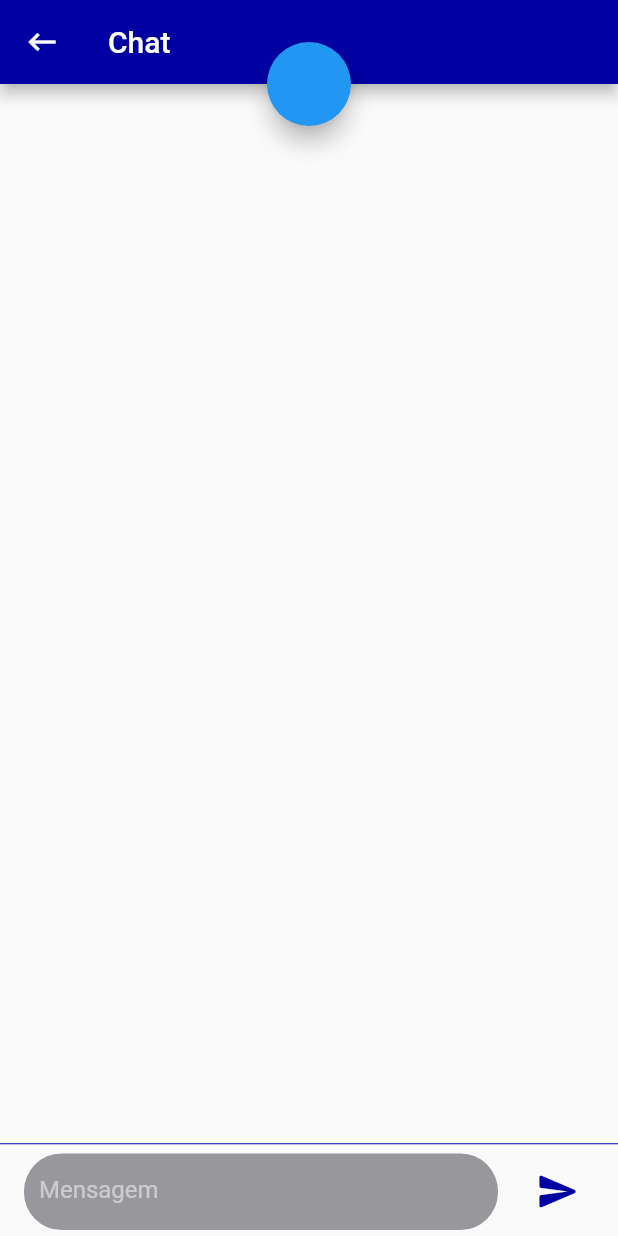
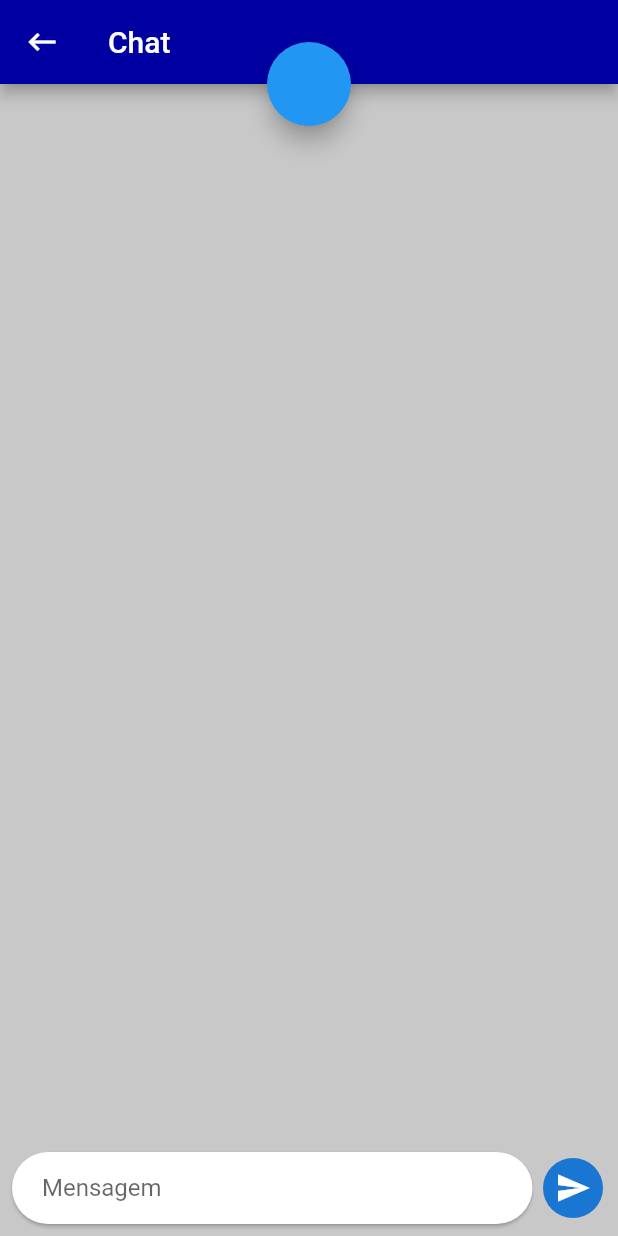
Before and after one commit to Rayago/org-eventos-app, a Flutter app: the ChatPage screen opened by its route, on a phone screen of 412 x 824 dp. Run offline on Flutter 3.47's test engine with Material 2 defaults, Android fonts, the phone set to English and light mode, and no system bars; our stand-ins replace flutter_modular, google_maps_flutter, localization, mobx; missing offline and left inert: flutter_onboard.

Commit message:
pagina chat

```diff
--- a/lib/src/features/home/presentation/view/chat_page.dart
+++ b/lib/src/features/home/presentation/view/chat_page.dart
@@ -11,6 +11,7 @@ class ChatPage extends StatefulWidget {
 
 class _ChatPageState extends State<ChatPage> {
   final messageController = TextEditingController();
+  ScrollController scrollController = ScrollController();
 
   List<Map> messages = [];
 
@@ -44,75 +45,63 @@ class _ChatPageState extends State<ChatPage> {
           },
         ),
       ),
-      body: Container(
-        child: Column(
+      backgroundColor: Color.fromRGBO(200, 200, 200, 1),
+      body: Stack(
         children: [
-            SizedBox(height: 20),
-            Flexible(
-              child: ListView.builder(
+          ListView.builder(
+            padding: EdgeInsets.only(bottom: 60),
             reverse: false,
             itemCount: messages.length,
             itemBuilder: (context, index) => chat(
-                    messages[index]["message"].toString(),
-                    messages[index]["id"]),
+                messages[index]["message"].toString(), messages[index]["id"]),
           ),
+          Align(
+            alignment: Alignment.bottomCenter,
+            child: Row(
+              children: [
+                Container(
+                  width: MediaQuery.of(context).size.width - 55,
+                  child: Card(
+                    margin: EdgeInsets.only(
+                      left: 8,
+                      right: 2,
+                      bottom: 8,
                     ),
-            const Divider(
-              height: 5,
-              color: Color.fromRGBO(0, 0, 162, 1),
-            ),
-            Container(
-              child: ListTile(
-                title: Container(
-                  padding: EdgeInsets.only(left: 10, bottom: 3),
-                  decoration: const BoxDecoration(
-                    borderRadius: BorderRadius.all(
-                      Radius.circular(25),
-                    ),
-                    color: Color.fromRGBO(54, 54, 62, 0.5),
+                    shape: RoundedRectangleBorder(
+                      borderRadius: BorderRadius.circular(25),
                     ),
                     child: TextFormField(
                       controller: messageController,
-                    decoration: const InputDecoration(
+                      textAlignVertical: TextAlignVertical.center,
+                      keyboardType: TextInputType.multiline,
+                      maxLines: 4,
+                      minLines: 1,
+                      decoration: InputDecoration(
+                        border: InputBorder.none,
                         hintText: 'Mensagem',
-                      hintStyle: TextStyle(
-                        color: Color.fromRGBO(255, 255, 255, 0.5),
-                      ),
-                      border: InputBorder.none,
-                      focusedBorder: InputBorder.none,
-                      enabledBorder: InputBorder.none,
-                      errorBorder: InputBorder.none,
-                      disabledBorder: InputBorder.none,
-                    ),
-                    style: TextStyle(
-                      fontSize: 16,
-                      color: Colors.white,
-                      fontWeight: FontWeight.w400,
+                        contentPadding: EdgeInsets.fromLTRB(20, 10, 10, 15),
                       ),
                     ),
                   ),
-                trailing: IconButton(
-                  icon: Icon(
-                    Icons.send_rounded,
-                    size: 30,
-                    color: Color.fromRGBO(0, 0, 162, 1),
                 ),
+                Padding(
+                  padding: EdgeInsets.fromLTRB(5, 0, 0, 8),
+                  child: CircleAvatar(
+                    radius: 20,
+                    child: IconButton(
+                      icon: Icon(Icons.send),
                       onPressed: () {
                         if (messageController.text.isEmpty) {
                           print('vazia');
                         } else {
                           setState(() {
                             //messages.insert(0, {"id": 1, "message": messageController.text});
-                        messages
-                            .add({"message": messageController.text, "id": 0});
+                            messages.add(
+                                {"message": messageController.text, "id": 0});
                           });
                           //response(messageController.text);
                           messageController.clear();
                         }
-                    /* FocusScopeNode currentFocus = FocusScope.of(context);
-                    if (!currentFocus.hasPrimaryFocus) {
-                      currentFocus.unfocus();
-                    } */
                       },
                     ),
                   ),
@@ -120,17 +109,19 @@ class _ChatPageState extends State<ChatPage> {
               ],
             ),
           ),
+        ],
+      ),
     );
   }
 
-  BorderRadius borderLeft = BorderRadius.only(
+  BorderRadius borderLeft = const BorderRadius.only(
       topLeft: Radius.circular(15),
       topRight: Radius.circular(15),
       bottomRight: Radius.circular(15));
 
-  BorderRadius borderRight = BorderRadius.only(
+  BorderRadius borderRight = const BorderRadius.only(
       topLeft: Radius.circular(15),
-      topRight: Radius.circular(15),
+      bottomRight: Radius.circular(15),
       bottomLeft: Radius.circular(15));
 
   TextStyle styleText =
@@ -154,7 +145,7 @@ class _ChatPageState extends State<ChatPage> {
                   ),
                   child: Text(message, style: styleText),
                   decoration: BoxDecoration(
-                    color: Color.fromRGBO(76, 0, 213, 0.5),
+                    color: Color.fromRGBO(38, 38, 38, 0.7),
                     borderRadius: borderLeft,
                   ),
                 )
@@ -175,7 +166,18 @@ class _ChatPageState extends State<ChatPage> {
                     style: styleText,
                   ),
                   decoration: BoxDecoration(
-                    color: Color.fromRGBO(76, 0, 213, 1),
+                    gradient: const LinearGradient(
+                      begin: Alignment.bottomLeft,
+                      end: Alignment.topRight,
+                      colors: [
+                        Color.fromRGBO(76, 0, 213, 1),
+                        Color.fromRGBO(0, 0, 162, 1),
+                        /* Color.fromRGBO(255, 201, 4, 1),
+                        Color.fromRGBO(255, 35, 93, 1),
+                        Color.fromRGBO(211, 0, 213, 1), */
+                      ],
+                    ),
+                    //color: Color.fromRGBO(76, 0, 213, 1),
                     borderRadius: borderRight,
                   ),
                 )
```
Lines whose indentation alone changed are shown as unchanged.
